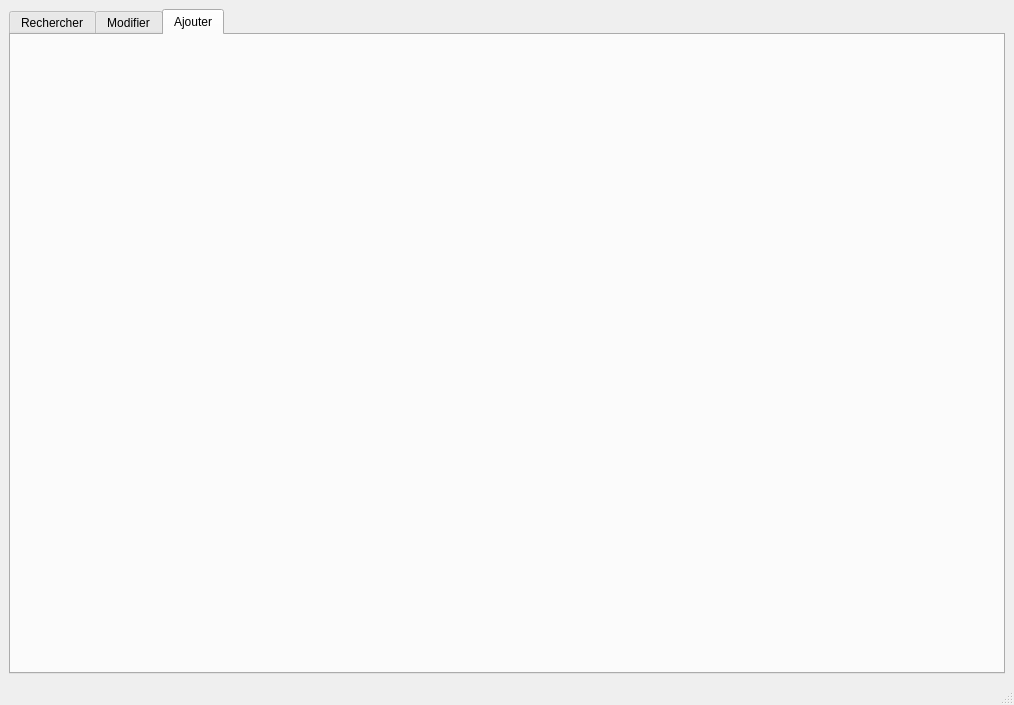
Old version of the form PyQt/Garage.ui in the repository alexhohn/projet_garage.
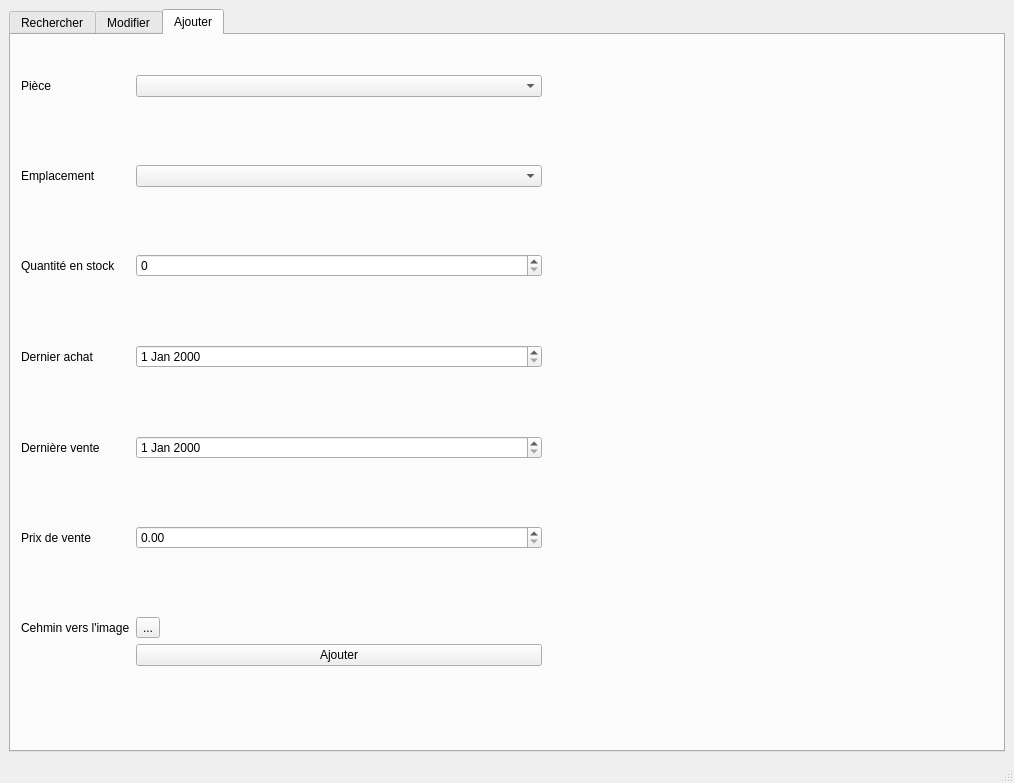
New version of the form. The open tabs and pages were chosen to show the change.

Commit message: Ajouter fonctionne

What changed in the file:
```diff
--- a/PyQt/Garage.ui
+++ b/PyQt/Garage.ui
@@ -7,7 +7,7 @@
     <x>0</x>
     <y>0</y>
     <width>1014</width>
-    <height>705</height>
+    <height>783</height>
    </rect>
   </property>
   <property name="windowTitle">
@@ -242,6 +242,183 @@
        <attribute name="title">
         <string>Ajouter</string>
        </attribute>
+       <widget class="QWidget" name="formLayoutWidget">
+        <property name="geometry">
+         <rect>
+          <x>10</x>
+          <y>40</y>
+          <width>521</width>
+          <height>591</height>
+         </rect>
+        </property>
+        <layout class="QFormLayout" name="formLayout">
+         <item row="0" column="0">
+          <widget class="QLabel" name="label">
+           <property name="text">
+            <string>Pièce</string>
+           </property>
+          </widget>
+         </item>
+         <item row="0" column="1">
+          <widget class="QComboBox" name="comboBox_Piece"/>
+         </item>
+         <item row="2" column="0">
+          <widget class="QLabel" name="label_3">
+           <property name="text">
+            <string>Emplacement</string>
+           </property>
+          </widget>
+         </item>
+         <item row="2" column="1">
+          <widget class="QComboBox" name="comboBox_Emplacement"/>
+         </item>
+         <item row="3" column="1">
+          <spacer name="verticalSpacer_2">
+           <property name="orientation">
+            <enum>Qt::Vertical</enum>
+           </property>
+           <property name="sizeHint" stdset="0">
+            <size>
+             <width>20</width>
+             <height>40</height>
+            </size>
+           </property>
+          </spacer>
+         </item>
+         <item row="4" column="0">
+          <widget class="QLabel" name="label_2">
+           <property name="text">
+            <string>Quantité en stock</string>
+           </property>
+          </widget>
+         </item>
+         <item row="4" column="1">
+          <widget class="QSpinBox" name="spinBox_Quantite"/>
+         </item>
+         <item row="5" column="1">
+          <spacer name="verticalSpacer_3">
+           <property name="orientation">
+            <enum>Qt::Vertical</enum>
+           </property>
+           <property name="sizeHint" stdset="0">
+            <size>
+             <width>20</width>
+             <height>40</height>
+            </size>
+           </property>
+          </spacer>
+         </item>
+         <item row="6" column="0">
+          <widget class="QLabel" name="label_4">
+           <property name="text">
+            <string>Dernier achat</string>
+           </property>
+          </widget>
+         </item>
+         <item row="6" column="1">
+          <widget class="QDateEdit" name="dateEdit_LastBuy"/>
+         </item>
+         <item row="7" column="1">
+          <spacer name="verticalSpacer_4">
+           <property name="orientation">
+            <enum>Qt::Vertical</enum>
+           </property>
+           <property name="sizeHint" stdset="0">
+            <size>
+             <width>20</width>
+             <height>40</height>
+            </size>
+           </property>
+          </spacer>
+         </item>
+         <item row="8" column="0">
+          <widget class="QLabel" name="label_5">
+           <property name="text">
+            <string>Dernière vente</string>
+           </property>
+          </widget>
+         </item>
+         <item row="8" column="1">
+          <widget class="QDateEdit" name="dateEdit_LastSell"/>
+         </item>
+         <item row="9" column="1">
+          <spacer name="verticalSpacer_5">
+           <property name="orientation">
+            <enum>Qt::Vertical</enum>
+           </property>
+           <property name="sizeHint" stdset="0">
+            <size>
+             <width>20</width>
+             <height>40</height>
+            </size>
+           </property>
+          </spacer>
+         </item>
+         <item row="10" column="0">
+          <widget class="QLabel" name="label_6">
+           <property name="text">
+            <string>Prix de vente</string>
+           </property>
+          </widget>
+         </item>
+         <item row="10" column="1">
+          <widget class="QDoubleSpinBox" name="doubleSpinBox_SellPrice"/>
+         </item>
+         <item row="11" column="1">
+          <spacer name="verticalSpacer_6">
+           <property name="orientation">
+            <enum>Qt::Vertical</enum>
+           </property>
+           <property name="sizeHint" stdset="0">
+            <size>
+             <width>20</width>
+             <height>40</height>
+            </size>
+           </property>
+          </spacer>
+         </item>
+         <item row="12" column="0">
+          <widget class="QLabel" name="label_7">
+           <property name="text">
+            <string>Cehmin vers l'image</string>
+           </property>
+          </widget>
+         </item>
+         <item row="12" column="1">
+          <widget class="QToolButton" name="toolButton">
+           <property name="minimumSize">
+            <size>
+             <width>23</width>
+             <height>0</height>
+            </size>
+           </property>
+           <property name="text">
+            <string>...</string>
+           </property>
+          </widget>
+         </item>
+         <item row="1" column="1">
+          <spacer name="verticalSpacer">
+           <property name="orientation">
+            <enum>Qt::Vertical</enum>
+           </property>
+           <property name="sizeHint" stdset="0">
+            <size>
+             <width>20</width>
+             <height>40</height>
+            </size>
+           </property>
+          </spacer>
+         </item>
+         <item row="13" column="1">
+          <widget class="QPushButton" name="pushButton_Ajouter">
+           <property name="text">
+            <string>Ajouter</string>
+           </property>
+          </widget>
+         </item>
+        </layout>
+       </widget>
       </widget>
      </widget>
     </item>
```
Left out of the diff: 14 changed lines with no effect on the pictures. The commit also changes 2 other files.
